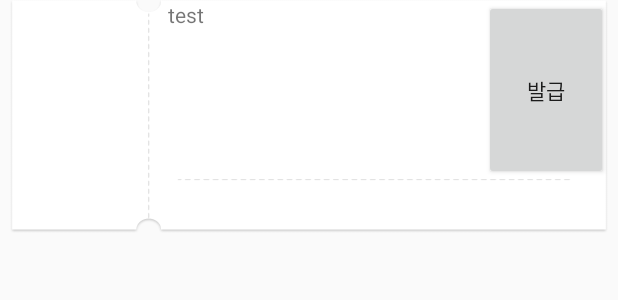
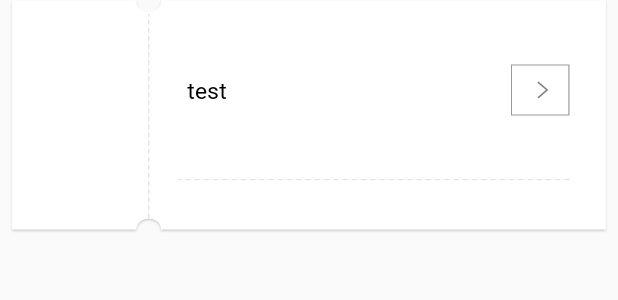
Before and after one commit to Simjiyong/jjigawesome, an Android app: the layout layout_coupon.xml on its own in the app's theme, with its tools: preview values and no code run, on a phone screen of 412 x 824 dp. Shown: the top 300 px of the screen. Run offline under Robolectric (Android 15) with nearby library versions, the phone set to English and light mode, and no system bars.

Commit message:
update coupon 18.9.6

```diff
--- a/app/src/main/res/layout/layout_coupon.xml
+++ b/app/src/main/res/layout/layout_coupon.xml
@@ -32,14 +32,19 @@
                     android:id="@+id/textview_coupon_name"
                     android:layout_width="210.67dp"
                     android:layout_height="match_parent"
-                    android:text="test"/>
+                    android:text="test"
+                    android:fontFamily="@font/notosans"
+                    android:gravity="center_vertical"
+                    android:paddingLeft="12.67dp"
+                    android:textColor="#000000"
+                    android:textSize="15.33dp"/>
 
                 <Button
                     android:id="@+id/button_coupon"
                     android:layout_width="23.00dp"
                     android:layout_height="match_parent"
-                    android:text="발급"
-                    android:layout_weight="1"/>
+                    android:layout_weight="1"
+                    android:background="@null"/>
             </LinearLayout>
 
             <TextView
```
